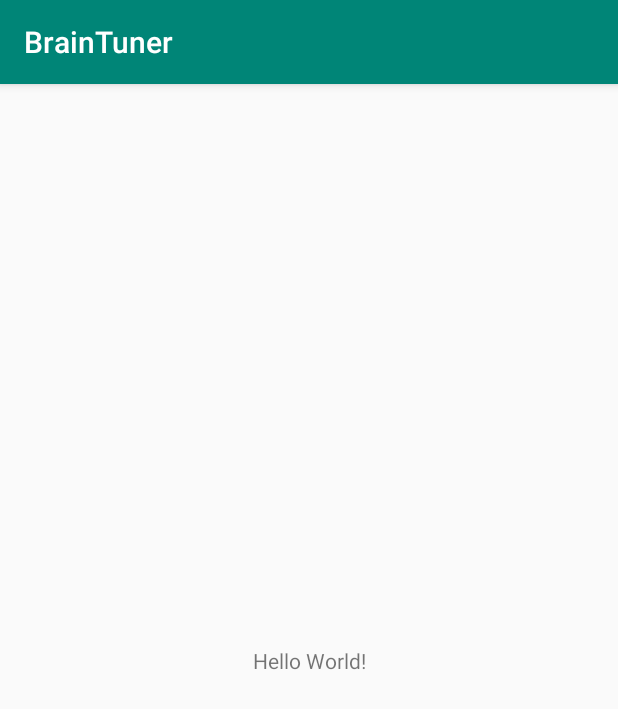
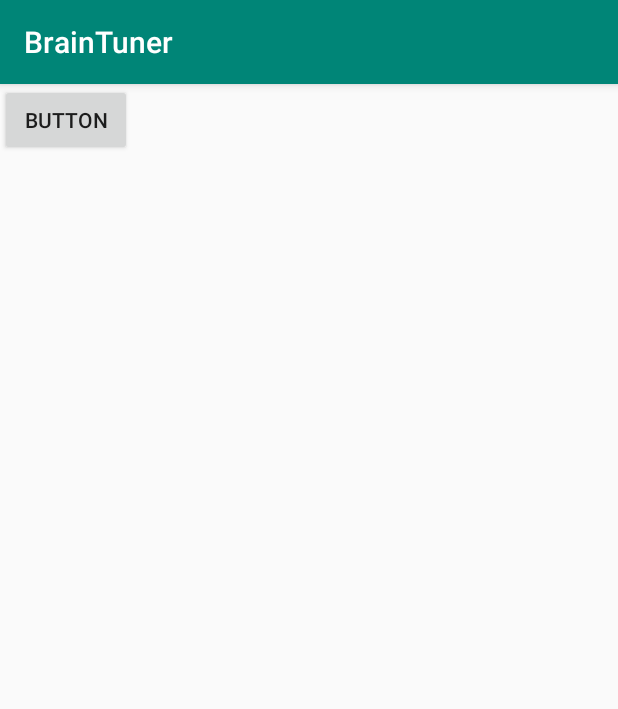
Before and after one commit to tdwic/BrainTuner2, an Android app: the screen it shows after launch (MainActivity), on a phone screen of 412 x 824 dp. Shown: the top 709 px of the screen. Run offline under Robolectric (Android 15) with nearby library versions, the phone set to English and light mode, and no system bars.

Commit message:
button add

```diff
--- a/app/src/main/res/layout/activity_main.xml
+++ b/app/src/main/res/layout/activity_main.xml
@@ -6,13 +6,30 @@
     android:layout_height="match_parent"
     tools:context=".MainActivity">
 
-    <TextView
+    <TableLayout
+        android:id="@+id/tableLayout"
+        android:layout_width="395dp"
+        android:layout_height="715dp"
+        tools:layout_editor_absoluteX="8dp"
+        tools:layout_editor_absoluteY="8dp">
+
+    </TableLayout>
+
+    <Button
+        android:id="@+id/button"
         android:layout_width="wrap_content"
         android:layout_height="wrap_content"
-        android:text="Hello World!"
-        app:layout_constraintBottom_toBottomOf="parent"
-        app:layout_constraintLeft_toLeftOf="parent"
-        app:layout_constraintRight_toRightOf="parent"
-        app:layout_constraintTop_toTopOf="parent" />
+        android:text="@string/button"
+        tools:layout_editor_absoluteX="104dp"
+        tools:layout_editor_absoluteY="100dp" />
+
+    <ImageView
+        android:id="@+id/imageView"
+        android:layout_width="wrap_content"
+        android:layout_height="wrap_content"
+        tools:layout_editor_absoluteX="80dp"
+        tools:layout_editor_absoluteY="277dp"
+        tools:srcCompat="@tools:sample/avatars[0]"
+        android:contentDescription="TODO" />
 
 </androidx.constraintlayout.widget.ConstraintLayout>
--- a/app/src/main/res/values/strings.xml
+++ b/app/src/main/res/values/strings.xml
@@ -1,3 +1,4 @@
 <resources>
     <string name="app_name">BrainTuner</string>
+    <string name="button">Button</string>
 </resources>
```
